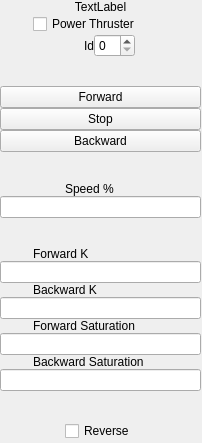
The window that ThrusterSettings/Thruster.ui (hydronautics-team/PoolsideGUI) describes before a commit, drawn with Qt 5.
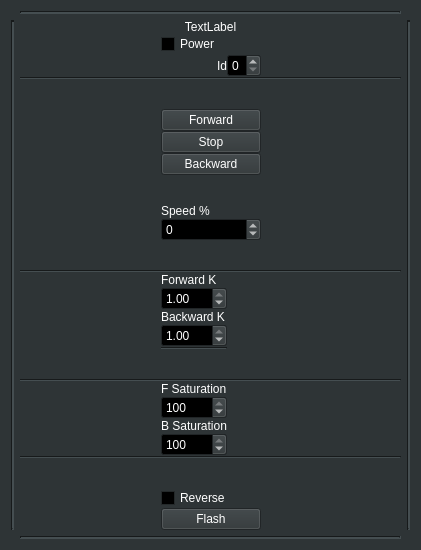
The same window after the commit.

What changed in the file:
```diff
--- a/ThrusterSettings/Thruster.ui
+++ b/ThrusterSettings/Thruster.ui
@@ -6,240 +6,831 @@
    <rect>
     <x>0</x>
     <y>0</y>
-    <width>202</width>
-    <height>443</height>
+    <width>421</width>
+    <height>550</height>
    </rect>
   </property>
+  <property name="palette">
+   <palette>
+    <active>
+     <colorrole role="WindowText">
+      <brush brushstyle="SolidPattern">
+       <color alpha="255">
+        <red>255</red>
+        <green>255</green>
+        <blue>255</blue>
+       </color>
+      </brush>
+     </colorrole>
+     <colorrole role="Button">
+      <brush brushstyle="SolidPattern">
+       <color alpha="255">
+        <red>46</red>
+        <green>52</green>
+        <blue>54</blue>
+       </color>
+      </brush>
+     </colorrole>
+     <colorrole role="Light">
+      <brush brushstyle="SolidPattern">
+       <color alpha="255">
+        <red>69</red>
+        <green>78</green>
+        <blue>81</blue>
+       </color>
+      </brush>
+     </colorrole>
+     <colorrole role="Midlight">
+      <brush brushstyle="SolidPattern">
+       <color alpha="255">
+        <red>57</red>
+        <green>65</green>
+        <blue>67</blue>
+       </color>
+      </brush>
+     </colorrole>
+     <colorrole role="Dark">
+      <brush brushstyle="SolidPattern">
+       <color alpha="255">
+        <red>23</red>
+        <green>26</green>
+        <blue>27</blue>
+       </color>
+      </brush>
+     </colorrole>
+     <colorrole role="Mid">
+      <brush brushstyle="SolidPattern">
+       <color alpha="255">
+        <red>30</red>
+        <green>34</green>
+        <blue>36</blue>
+       </color>
+      </brush>
+     </colorrole>
+     <colorrole role="Text">
+      <brush brushstyle="SolidPattern">
+       <color alpha="255">
+        <red>255</red>
+        <green>255</green>
+        <blue>255</blue>
+       </color>
+      </brush>
+     </colorrole>
+     <colorrole role="BrightText">
+      <brush brushstyle="SolidPattern">
+       <color alpha="255">
+        <red>255</red>
+        <green>255</green>
+        <blue>255</blue>
+       </color>
+      </brush>
+     </colorrole>
+     <colorrole role="ButtonText">
+      <brush brushstyle="SolidPattern">
+       <color alpha="255">
+        <red>255</red>
+        <green>255</green>
+        <blue>255</blue>
+       </color>
+      </brush>
+     </colorrole>
+     <colorrole role="Base">
+      <brush brushstyle="SolidPattern">
+       <color alpha="255">
+        <red>0</red>
+        <green>0</green>
+        <blue>0</blue>
+       </color>
+      </brush>
+     </colorrole>
+     <colorrole role="Window">
+      <brush brushstyle="SolidPattern">
+       <color alpha="255">
+        <red>46</red>
+        <green>52</green>
+        <blue>54</blue>
+       </color>
+      </brush>
+     </colorrole>
+     <colorrole role="Shadow">
+      <brush brushstyle="SolidPattern">
+       <color alpha="255">
+        <red>0</red>
+        <green>0</green>
+        <blue>0</blue>
+       </color>
+      </brush>
+     </colorrole>
+     <colorrole role="AlternateBase">
+      <brush brushstyle="SolidPattern">
+       <color alpha="255">
+        <red>23</red>
+        <green>26</green>
+        <blue>27</blue>
+       </color>
+      </brush>
+     </colorrole>
+     <colorrole role="ToolTipBase">
+      <brush brushstyle="SolidPattern">
+       <color alpha="255">
+        <red>255</red>
+        <green>255</green>
+        <blue>220</blue>
+       </color>
+      </brush>
+     </colorrole>
+     <colorrole role="ToolTipText">
+      <brush brushstyle="SolidPattern">
+       <color alpha="255">
+        <red>0</red>
+        <green>0</green>
+        <blue>0</blue>
+       </color>
+      </brush>
+     </colorrole>
+     <colorrole role="PlaceholderText">
+      <brush brushstyle="SolidPattern">
+       <color alpha="128">
+        <red>255</red>
+        <green>255</green>
+        <blue>255</blue>
+       </color>
+      </brush>
+     </colorrole>
+    </active>
+    <inactive>
+     <colorrole role="WindowText">
+      <brush brushstyle="SolidPattern">
+       <color alpha="255">
+        <red>255</red>
+        <green>255</green>
+        <blue>255</blue>
+       </color>
+      </brush>
+     </colorrole>
+     <colorrole role="Button">
+      <brush brushstyle="SolidPattern">
+       <color alpha="255">
+        <red>46</red>
+        <green>52</green>
+        <blue>54</blue>
+       </color>
+      </brush>
+     </colorrole>
+     <colorrole role="Light">
+      <brush brushstyle="SolidPattern">
+       <color alpha="255">
+        <red>69</red>
+        <green>78</green>
+        <blue>81</blue>
+       </color>
+      </brush>
+     </colorrole>
+     <colorrole role="Midlight">
+      <brush brushstyle="SolidPattern">
+       <color alpha="255">
+        <red>57</red>
+        <green>65</green>
+        <blue>67</blue>
+       </color>
+      </brush>
+     </colorrole>
+     <colorrole role="Dark">
+      <brush brushstyle="SolidPattern">
+       <color alpha="255">
+        <red>23</red>
+        <green>26</green>
+        <blue>27</blue>
+       </color>
+      </brush>
+     </colorrole>
+     <colorrole role="Mid">
+      <brush brushstyle="SolidPattern">
+       <color alpha="255">
+        <red>30</red>
+        <green>34</green>
+        <blue>36</blue>
+       </color>
+      </brush>
+     </colorrole>
+     <colorrole role="Text">
+      <brush brushstyle="SolidPattern">
+       <color alpha="255">
+        <red>255</red>
+        <green>255</green>
+        <blue>255</blue>
+       </color>
+      </brush>
+     </colorrole>
+     <colorrole role="BrightText">
+      <brush brushstyle="SolidPattern">
+       <color alpha="255">
+        <red>255</red>
+        <green>255</green>
+        <blue>255</blue>
+       </color>
+      </brush>
+     </colorrole>
+     <colorrole role="ButtonText">
+      <brush brushstyle="SolidPattern">
+       <color alpha="255">
+        <red>255</red>
+        <green>255</green>
+        <blue>255</blue>
+       </color>
+      </brush>
+     </colorrole>
+     <colorrole role="Base">
+      <brush brushstyle="SolidPattern">
+       <color alpha="255">
+        <red>0</red>
+        <green>0</green>
+        <blue>0</blue>
+       </color>
+      </brush>
+     </colorrole>
+     <colorrole role="Window">
+      <brush brushstyle="SolidPattern">
+       <color alpha="255">
+        <red>46</red>
+        <green>52</green>
+        <blue>54</blue>
+       </color>
+      </brush>
+     </colorrole>
+     <colorrole role="Shadow">
+      <brush brushstyle="SolidPattern">
+       <color alpha="255">
+        <red>0</red>
+        <green>0</green>
+        <blue>0</blue>
+       </color>
+      </brush>
+     </colorrole>
+     <colorrole role="AlternateBase">
+      <brush brushstyle="SolidPattern">
+       <color alpha="255">
+        <red>23</red>
+        <green>26</green>
+        <blue>27</blue>
+       </color>
+      </brush>
+     </colorrole>
+     <colorrole role="ToolTipBase">
+      <brush brushstyle="SolidPattern">
+       <color alpha="255">
+        <red>255</red>
+        <green>255</green>
+        <blue>220</blue>
+       </color>
+      </brush>
+     </colorrole>
+     <colorrole role="ToolTipText">
+      <brush brushstyle="SolidPattern">
+       <color alpha="255">
+        <red>0</red>
+        <green>0</green>
+        <blue>0</blue>
+       </color>
+      </brush>
+     </colorrole>
+     <colorrole role="PlaceholderText">
+      <brush brushstyle="SolidPattern">
+       <color alpha="128">
+        <red>255</red>
+        <green>255</green>
+        <blue>255</blue>
+       </color>
+      </brush>
+     </colorrole>
+    </inactive>
+    <disabled>
+     <colorrole role="WindowText">
+      <brush brushstyle="SolidPattern">
+       <color alpha="255">
+        <red>23</red>
+        <green>26</green>
+        <blue>27</blue>
+       </color>
+      </brush>
+     </colorrole>
+     <colorrole role="Button">
+      <brush brushstyle="SolidPattern">
+       <color alpha="255">
+        <red>46</red>
+        <green>52</green>
+        <blue>54</blue>
+       </color>
+      </brush>
+     </colorrole>
+     <colorrole role="Light">
+      <brush brushstyle="SolidPattern">
+       <color alpha="255">
+        <red>69</red>
+        <green>78</green>
+        <blue>81</blue>
+       </color>
+      </brush>
+     </colorrole>
+     <colorrole role="Midlight">
+      <brush brushstyle="SolidPattern">
+       <color alpha="255">
+        <red>57</red>
+        <green>65</green>
+        <blue>67</blue>
+       </color>
+      </brush>
+     </colorrole>
+     <colorrole role="Dark">
+      <brush brushstyle="SolidPattern">
+       <color alpha="255">
+        <red>23</red>
+        <green>26</green>
+        <blue>27</blue>
+       </color>
+      </brush>
+     </colorrole>
+     <colorrole role="Mid">
+      <brush brushstyle="SolidPattern">
+       <color alpha="255">
+        <red>30</red>
+        <green>34</green>
+        <blue>36</blue>
+       </color>
+      </brush>
+     </colorrole>
+     <colorrole role="Text">
+      <brush brushstyle="SolidPattern">
+       <color alpha="255">
+        <red>23</red>
+        <green>26</green>
+        <blue>27</blue>
+       </color>
+      </brush>
+     </colorrole>
+     <colorrole role="BrightText">
+      <brush brushstyle="SolidPattern">
+       <color alpha="255">
+        <red>255</red>
+        <green>255</green>
+        <blue>255</blue>
+       </color>
+      </brush>
+     </colorrole>
+     <colorrole role="ButtonText">
+      <brush brushstyle="SolidPattern">
+       <color alpha="255">
+        <red>23</red>
+        <green>26</green>
+        <blue>27</blue>
+       </color>
+      </brush>
+     </colorrole>
+     <colorrole role="Base">
+      <brush brushstyle="SolidPattern">
+       <color alpha="255">
+        <red>46</red>
+        <green>52</green>
+        <blue>54</blue>
+       </color>
+      </brush>
+     </colorrole>
+     <colorrole role="Window">
+      <brush brushstyle="SolidPattern">
+       <color alpha="255">
+        <red>46</red>
+        <green>52</green>
+        <blue>54</blue>
+       </color>
+      </brush>
+     </colorrole>
+     <colorrole role="Shadow">
+      <brush brushstyle="SolidPattern">
+       <color alpha="255">
+        <red>0</red>
+        <green>0</green>
+        <blue>0</blue>
+       </color>
+      </brush>
+     </colorrole>
+     <colorrole role="AlternateBase">
+      <brush brushstyle="SolidPattern">
+       <color alpha="255">
+        <red>46</red>
+        <green>52</green>
+        <blue>54</blue>
+       </color>
+      </brush>
+     </colorrole>
+     <colorrole role="ToolTipBase">
+      <brush brushstyle="SolidPattern">
+       <color alpha="255">
+        <red>255</red>
+        <green>255</green>
+        <blue>220</blue>
+       </color>
+      </brush>
+     </colorrole>
+     <colorrole role="ToolTipText">
+      <brush brushstyle="SolidPattern">
+       <color alpha="255">
+        <red>0</red>
+        <green>0</green>
+        <blue>0</blue>
+       </color>
+      </brush>
+     </colorrole>
+     <colorrole role="PlaceholderText">
+      <brush brushstyle="SolidPattern">
+       <color alpha="128">
+        <red>255</red>
+        <green>255</green>
+        <blue>255</blue>
+       </color>
+      </brush>
+     </colorrole>
+    </disabled>
+   </palette>
+  </property>
   <property name="windowTitle">
    <string>Form</string>
   </property>
-  <widget class="QWidget" name="gridLayoutWidget">
-   <property name="geometry">
-    <rect>
-     <x>0</x>
-     <y>0</y>
-     <width>201</width>
-     <height>441</height>
-    </rect>
-   </property>
-   <layout class="QGridLayout" name="gridLayout">
-    <property name="spacing">
-     <number>0</number>
-    </property>
-    <item row="17" column="1" colspan="4">
-     <widget class="QLabel" name="label_SetBackwardK">
-      <property name="text">
-       <string>Backward K</string>
-      </property>
-     </widget>
-    </item>
-    <item row="2" column="1" colspan="4">
-     <widget class="QCheckBox" name="CheckBox_ThrusterPower">
-      <property name="text">
-       <string>Power Thruster</string>
-      </property>
-     </widget>
-    </item>
-    <item row="10" column="0" colspan="6">
-     <spacer name="verticalSpacer">
-      <property name="orientation">
-       <enum>Qt::Vertical</enum>
-      </property>
-      <property name="sizeHint" stdset="0">
-       <size>
-        <width>20</width>
-        <height>40</height>
-       </size>
-      </property>
-     </spacer>
-    </item>
-    <item row="13" column="0" colspan="6">
-     <spacer name="verticalSpacer_3">
-      <property name="orientation">
-       <enum>Qt::Vertical</enum>
-      </property>
-      <property name="sizeHint" stdset="0">
-       <size>
-        <width>20</width>
-        <height>40</height>
-       </size>
-      </property>
-     </spacer>
-    </item>
-    <item row="16" column="0" colspan="6">
-     <widget class="QLineEdit" name="LineEdit_SetForwardK"/>
-    </item>
-    <item row="2" column="5">
-     <spacer name="horizontalSpacer_2">
-      <property name="orientation">
-       <enum>Qt::Horizontal</enum>
-      </property>
-      <property name="sizeHint" stdset="0">
-       <size>
-        <width>40</width>
-        <height>20</height>
-       </size>
-      </property>
-     </spacer>
-    </item>
-    <item row="12" column="0" colspan="6">
-     <widget class="QLineEdit" name="LineEdit_ThrusterSetSpeed"/>
-    </item>
-    <item row="9" column="0" colspan="6">
-     <widget class="QPushButton" name="PushButton_ThrusterSetBackward">
-      <property name="text">
-       <string>Backward</string>
-      </property>
-     </widget>
-    </item>
-    <item row="23" column="0" colspan="6">
-     <widget class="QLineEdit" name="LineEdit_SetBackwardSaturation"/>
-    </item>
-    <item row="1" column="0" colspan="6">
-     <widget class="QLabel" name="Label_ThrusterName">
-      <property name="text">
-       <string>TextLabel</string>
-      </property>
-      <property name="alignment">
-       <set>Qt::AlignCenter</set>
-      </property>
-     </widget>
-    </item>
-    <item row="8" column="0" colspan="6">
-     <widget class="QPushButton" name="PushButton_ThrusterSetStop">
-      <property name="text">
-       <string>Stop</string>
-      </property>
-     </widget>
-    </item>
-    <item row="6" column="0" colspan="6">
-     <spacer name="verticalSpacer_2">
-      <property name="orientation">
-       <enum>Qt::Vertical</enum>
-      </property>
-      <property name="sizeHint" stdset="0">
-       <size>
-        <width>20</width>
-        <height>40</height>
-       </size>
-      </property>
-     </spacer>
-    </item>
-    <item row="7" column="0" colspan="6">
-     <widget class="QPushButton" name="PushButton_ThrusterSetForward">
-      <property name="text">
-       <string>Forward</string>
-      </property>
-     </widget>
-    </item>
-    <item row="21" column="0" colspan="6">
-     <widget class="QLineEdit" name="LineEdit_SetForwardSaturation"/>
-    </item>
-    <item row="24" column="0" colspan="6">
-     <spacer name="verticalSpacer_4">
-      <property name="orientation">
-       <enum>Qt::Vertical</enum>
-      </property>
-      <property name="sizeHint" stdset="0">
-       <size>
-        <width>20</width>
-        <height>40</height>
-       </size>
-      </property>
-     </spacer>
-    </item>
-    <item row="2" column="0">
-     <spacer name="horizontalSpacer">
-      <property name="orientation">
-       <enum>Qt::Horizontal</enum>
-      </property>
-      <property name="sizeHint" stdset="0">
-       <size>
-        <width>40</width>
-        <height>20</height>
-       </size>
-      </property>
-     </spacer>
-    </item>
-    <item row="14" column="1" colspan="4">
-     <widget class="QLabel" name="label_SetForwardK">
-      <property name="text">
-       <string>Forward K</string>
-      </property>
-     </widget>
-    </item>
-    <item row="19" column="0" colspan="6">
-     <widget class="QLineEdit" name="LineEdit_SetBackwardK"/>
-    </item>
-    <item row="20" column="1" colspan="4">
-     <widget class="QLabel" name="label_SetForwardSaturation">
-      <property name="text">
-       <string>Forward Saturation</string>
-      </property>
-     </widget>
-    </item>
-    <item row="22" column="1" colspan="4">
-     <widget class="QLabel" name="label_SetBackwardSaturation">
-      <property name="text">
-       <string>Backward Saturation</string>
-      </property>
-     </widget>
-    </item>
-    <item row="3" column="3">
-     <widget class="QSpinBox" name="SpinBox_ThrusterId"/>
-    </item>
-    <item row="3" column="2">
-     <widget class="QLabel" name="label_ThrusterId">
-      <property name="text">
-       <string>Id</string>
-      </property>
-      <property name="alignment">
-       <set>Qt::AlignRight|Qt::AlignTrailing|Qt::AlignVCenter</set>
-      </property>
-     </widget>
-    </item>
-    <item row="3" column="1">
-     <spacer name="horizontalSpacer_3">
-      <property name="orientation">
-       <enum>Qt::Horizontal</enum>
-      </property>
-      <property name="sizeHint" stdset="0">
-       <size>
-        <width>40</width>
-        <height>20</height>
-       </size>
-      </property>
-     </spacer>
-    </item>
-    <item row="3" column="4">
-     <spacer name="horizontalSpacer_4">
-      <property name="orientation">
-       <enum>Qt::Horizontal</enum>
-      </property>
-      <property name="sizeHint" stdset="0">
-       <size>
-        <width>40</width>
-        <height>20</height>
-       </size>
-      </property>
-     </spacer>
-    </item>
-    <item row="11" column="2" colspan="2">
-     <widget class="QLabel" name="label_SetSpeed">
-      <property name="text">
-       <string>Speed %</string>
-      </property>
-     </widget>
-    </item>
-    <item row="25" column="2" colspan="2">
-     <widget class="QCheckBox" name="CheckBox_ThrusterReverse">
-      <property name="text">
-       <string>Reverse</string>
-      </property>
-     </widget>
-    </item>
-   </layout>
-  </widget>
+  <layout class="QGridLayout" name="gridLayout_2">
+   <item row="1" column="2">
+    <widget class="Line" name="line_6">
+     <property name="lineWidth">
+      <number>2</number>
+     </property>
+     <property name="orientation">
+      <enum>Qt::Vertical</enum>
+     </property>
+    </widget>
+   </item>
+   <item row="1" column="0">
+    <widget class="Line" name="line_7">
+     <property name="lineWidth">
+      <number>2</number>
+     </property>
+     <property name="orientation">
+      <enum>Qt::Vertical</enum>
+     </property>
+    </widget>
+   </item>
+   <item row="2" column="1">
+    <widget class="Line" name="line_8">
+     <property name="lineWidth">
+      <number>2</number>
+     </property>
+     <property name="orientation">
+      <enum>Qt::Horizontal</enum>
+     </property>
+    </widget>
+   </item>
+   <item row="1" column="1">
+    <layout class="QGridLayout" name="gridLayout">
+     <property name="spacing">
+      <number>0</number>
+     </property>
+     <item row="19" column="2">
+      <widget class="QDoubleSpinBox" name="DoubleSpinBox_SetBackwardK">
+       <property name="maximum">
+        <double>1.000000000000000</double>
+       </property>
+       <property name="singleStep">
+        <double>0.050000000000000</double>
+       </property>
+       <property name="value">
+        <double>1.000000000000000</double>
+       </property>
+      </widget>
+     </item>
+     <item row="3" column="2">
+      <widget class="QLabel" name="label_ThrusterId">
+       <property name="text">
+        <string>Id</string>
+       </property>
+       <property name="alignment">
+        <set>Qt::AlignRight|Qt::AlignTrailing|Qt::AlignVCenter</set>
+       </property>
+      </widget>
+     </item>
+     <item row="28" column="0" colspan="6">
+      <widget class="Line" name="line">
+       <property name="orientation">
+        <enum>Qt::Horizontal</enum>
+       </property>
+      </widget>
+     </item>
+     <item row="3" column="4">
+      <spacer name="horizontalSpacer_4">
+       <property name="orientation">
+        <enum>Qt::Horizontal</enum>
+       </property>
+       <property name="sizeHint" stdset="0">
+        <size>
+         <width>40</width>
+         <height>20</height>
+        </size>
+       </property>
+      </spacer>
+     </item>
+     <item row="29" column="0" colspan="6">
+      <spacer name="verticalSpacer_4">
+       <property name="orientation">
+        <enum>Qt::Vertical</enum>
+       </property>
+       <property name="sizeHint" stdset="0">
+        <size>
+         <width>20</width>
+         <height>40</height>
+        </size>
+       </property>
+      </spacer>
+     </item>
+     <item row="30" column="2" colspan="2">
+      <widget class="QCheckBox" name="CheckBox_ThrusterReverse">
+       <property name="text">
+        <string>Reverse</string>
+       </property>
+      </widget>
+     </item>
+     <item row="1" column="0" colspan="6">
+      <widget class="QLabel" name="Label_ThrusterName">
+       <property name="text">
+        <string>TextLabel</string>
+       </property>
+       <property name="alignment">
+        <set>Qt::AlignCenter</set>
+       </property>
+      </widget>
+     </item>
+     <item row="27" column="2">
+      <widget class="QSpinBox" name="SpinBox_ThrusterSetSpeed_3">
+       <property name="minimum">
+        <number>0</number>
+       </property>
+       <property name="maximum">
+        <number>100</number>
+       </property>
+       <property name="singleStep">
+        <number>2</number>
+       </property>
+       <property name="value">
+        <number>100</number>
+       </property>
+      </widget>
+     </item>
+     <item row="2" column="5">
+      <spacer name="horizontalSpacer_2">
+       <property name="orientation">
+        <enum>Qt::Horizontal</enum>
+       </property>
+       <property name="sizeHint" stdset="0">
+        <size>
+         <width>40</width>
+         <height>20</height>
+        </size>
+       </property>
+      </spacer>
+     </item>
+     <item row="2" column="2" colspan="2">
+      <widget class="QCheckBox" name="CheckBox_ThrusterPower">
+       <property name="text">
+        <string>Power </string>
+       </property>
+      </widget>
+     </item>
+     <item row="3" column="1">
+      <spacer name="horizontalSpacer_3">
+       <property name="orientation">
+        <enum>Qt::Horizontal</enum>
+       </property>
+       <property name="sizeHint" stdset="0">
+        <size>
+         <width>40</width>
+         <height>20</height>
+        </size>
+       </property>
+      </spacer>
+     </item>
+     <item row="10" column="0" colspan="6">
+      <spacer name="verticalSpacer">
+       <property name="orientation">
+        <enum>Qt::Vertical</enum>
+       </property>
+       <property name="sizeHint" stdset="0">
+        <size>
+         <width>20</width>
+         <height>40</height>
+        </size>
+       </property>
+      </spacer>
+     </item>
+     <item row="2" column="0">
+      <spacer name="horizontalSpacer">
+       <property name="orientation">
+        <enum>Qt::Horizontal</enum>
+       </property>
+       <property name="sizeHint" stdset="0">
+        <size>
+         <width>40</width>
+         <height>20</height>
+        </size>
+       </property>
+      </spacer>
+     </item>
+     <item row="20" column="2">
+      <widget class="Line" name="line_3">
+       <property name="orientation">
+        <enum>Qt::Horizontal</enum>
+       </property>
+      </widget>
+     </item>
+     <item row="23" column="2">
+      <widget class="QLabel" name="label_SetForwardSaturation">
+       <property name="text">
+        <string>F Saturation</string>
+       </property>
+      </widget>
+     </item>
+     <item row="16" column="2">
+      <widget class="QDoubleSpinBox" name="DoubleSpinBox_SetForwardK">
+       <property name="maximum">
+        <double>1.000000000000000</double>
+       </property>
+       <property name="singleStep">
+        <double>0.050000000000000</double>
+       </property>
+       <property name="value">
+        <double>1.000000000000000</double>
+       </property>
+      </widget>
+     </item>
+     <item row="21" column="0" colspan="6">
+      <spacer name="verticalSpacer_5">
+       <property name="orientation">
+        <enum>Qt::Vertical</enum>
+       </property>
+       <property name="sizeHint" stdset="0">
+        <size>
+         <width>20</width>
+         <height>40</height>
+        </size>
+       </property>
+      </spacer>
+     </item>
+     <item row="6" column="0" colspan="6">
+      <spacer name="verticalSpacer_2">
+       <property name="orientation">
+        <enum>Qt::Vertical</enum>
+       </property>
+       <property name="sizeHint" stdset="0">
+        <size>
+         <width>20</width>
+         <height>40</height>
+        </size>
+       </property>
+      </spacer>
+     </item>
+     <item row="24" column="2">
+      <widget class="QSpinBox" name="SpinBox_ThrusterSetSpeed_2">
+       <property name="minimum">
+        <number>0</number>
+       </property>
+       <property name="maximum">
+        <number>100</number>
+       </property>
+       <property name="singleStep">
+        <number>2</number>
+       </property>
+       <property name="value">
+        <number>100</number>
+       </property>
+      </widget>
+     </item>
+     <item row="3" column="3">
+      <widget class="QSpinBox" name="SpinBox_ThrusterId">
+       <property name="maximum">
+        <number>7</number>
+       </property>
+      </widget>
+     </item>
+     <item row="11" column="2" colspan="2">
+      <widget class="QLabel" name="label_SetSpeed">
+       <property name="text">
+        <string>Speed %</string>
+       </property>
+      </widget>
+     </item>
+     <item row="13" column="0" colspan="6">
+      <spacer name="verticalSpacer_3">
+       <property name="orientation">
+        <enum>Qt::Vertical</enum>
+       </property>
+       <property name="sizeHint" stdset="0">
+        <size>
+         <width>20</width>
+         <height>40</height>
+        </size>
+       </property>
+      </spacer>
+     </item>
+     <item row="25" column="2">
+      <widget class="QLabel" name="label_SetBackwardSaturation">
+       <property name="text">
+        <string>B Saturation</string>
+       </property>
+      </widget>
+     </item>
+     <item row="22" column="0" colspan="6">
+      <widget class="Line" name="line_2">
+       <property name="orientation">
+        <enum>Qt::Horizontal</enum>
+       </property>
+      </widget>
+     </item>
+     <item row="12" column="2" colspan="2">
+      <widget class="QSpinBox" name="SpinBox_ThrusterSetSpeed">
+       <property name="minimum">
+        <number>-100</number>
+       </property>
+       <property name="maximum">
+        <number>100</number>
+       </property>
+       <property name="singleStep">
+        <number>2</number>
+       </property>
+      </widget>
+     </item>
+     <item row="14" column="0" colspan="6">
+      <widget class="Line" name="line_4">
+       <property name="orientation">
+        <enum>Qt::Horizontal</enum>
+       </property>
+      </widget>
+     </item>
+     <item row="4" column="0" colspan="6">
+      <widget class="Line" name="line_5">
+       <property name="orientation">
+        <enum>Qt::Horizontal</enum>
+       </property>
+      </widget>
+     </item>
+     <item row="9" column="2" colspan="2">
+      <widget class="QPushButton" name="PushButton_ThrusterSetBackward">
+       <property name="text">
+        <string>Backward</string>
+       </property>
+      </widget>
+     </item>
+     <item row="8" column="2" colspan="2">
+      <widget class="QPushButton" name="PushButton_ThrusterSetStop">
+       <property name="text">
+        <string>Stop</string>
+       </property>
+      </widget>
+     </item>
+     <item row="7" column="2" colspan="2">
+      <widget class="QPushButton" name="PushButton_ThrusterSetForward">
+       <property name="text">
+        <string>Forward</string>
+       </property>
+      </widget>
+     </item>
+     <item row="15" column="2" colspan="2">
+      <widget class="QLabel" name="label_SetForwardK">
+       <property name="text">
+        <string>Forward K</string>
+       </property>
+      </widget>
+     </item>
+     <item row="17" column="2" colspan="2">
+      <widget class="QLabel" name="label_SetBackwardK">
+       <property name="text">
+        <string>Backward K</string>
+       </property>
+      </widget>
+     </item>
+     <item row="31" column="2" colspan="2">
+      <widget class="QPushButton" name="PushButton_Flash">
+       <property name="text">
+        <string>Flash</string>
+       </property>
+      </widget>
+     </item>
+    </layout>
+   </item>
+   <item row="0" column="1">
+    <widget class="Line" name="line_9">
+     <property name="lineWidth">
+      <number>2</number>
+     </property>
+     <property name="orientation">
+      <enum>Qt::Horizontal</enum>
+     </property>
+    </widget>
+   </item>
+  </layout>
  </widget>
  <resources/>
  <connections/>
```
